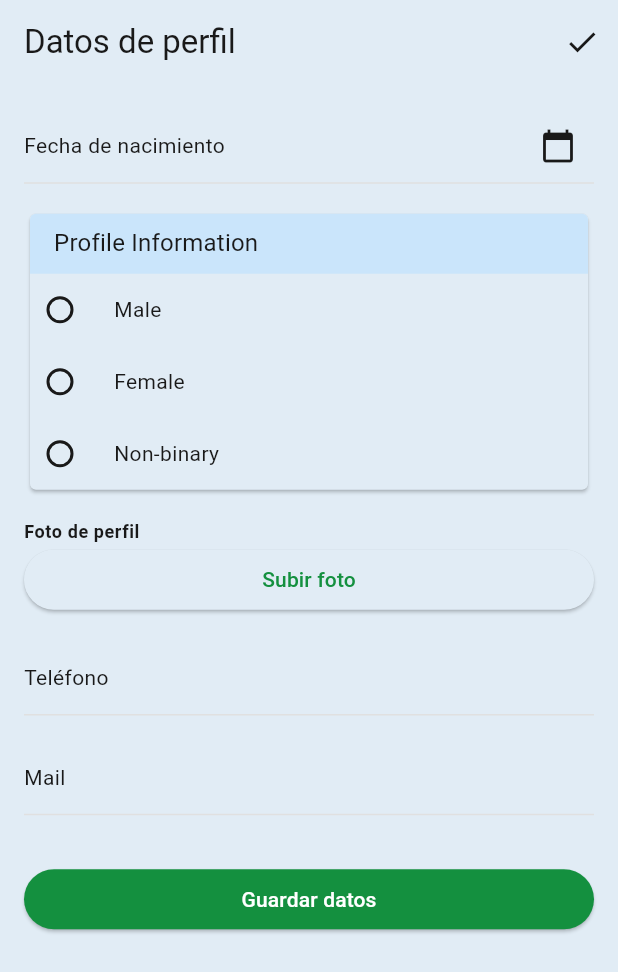
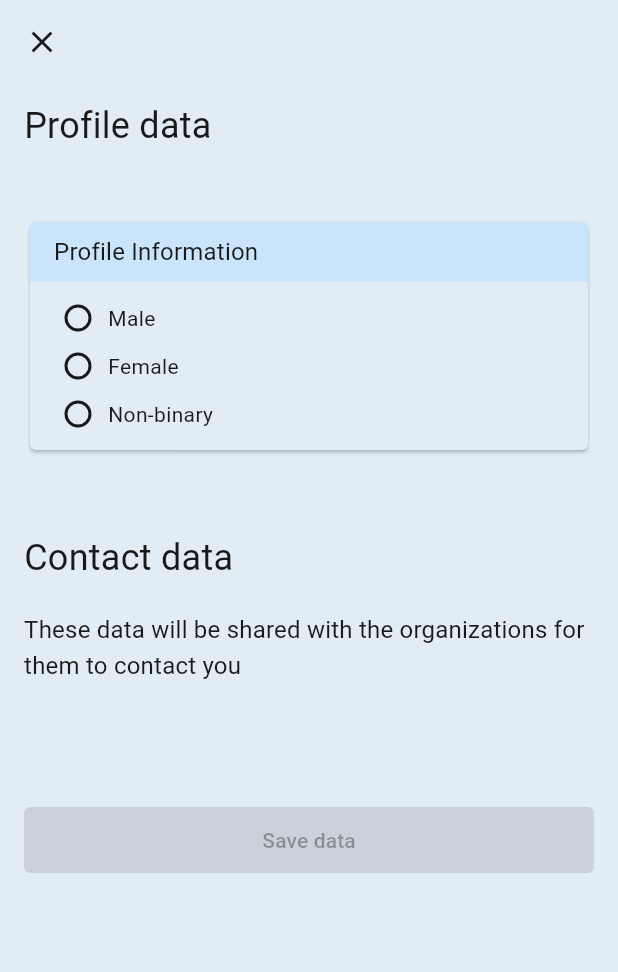
Before and after one commit to ImNotGone/TP_DAMM, a Flutter app: the ProfileEditScreen screen opened by its route, on a phone screen of 412 x 824 dp. Shown: the top 972 px of the screen. Run offline on Flutter 3.47's test engine with Material 3 defaults, Android fonts, the phone set to English and light mode, and no system bars; our stand-ins replace cloud_firestore, firebase_auth, firebase_core, firebase_storage, flutter_hooks, flutter_markdown and 7 more; accounts and stored records are empty; generated files the repository leaves out were written again.

Commit message:
ref: reorder view + fix radio card

```diff
--- a/lib/home/presentation/profile_edit_screen.dart
+++ b/lib/home/presentation/profile_edit_screen.dart
@@ -3,13 +3,16 @@ import 'dart:io';
 
 import 'package:flutter/material.dart';
 import 'package:flutter_hooks/flutter_hooks.dart';
+import 'package:go_router/go_router.dart';
 import 'package:hooks_riverpod/hooks_riverpod.dart';
 import 'package:intl/intl.dart';
 import 'package:image_picker/image_picker.dart';
 import 'package:ser_manos_mobile/shared/cells/cards/info_card.dart';
+import 'package:ser_manos_mobile/shared/molecules/buttons/filled.dart';
 import '../../auth/domain/app_user.dart';
 import '../../providers/service_providers.dart';
 import '../../providers/user_provider.dart';
+import 'package:flutter_gen/gen_l10n/app_localizations.dart';
 
 class ProfileEditScreen extends HookConsumerWidget {
   const ProfileEditScreen({super.key});
@@ -84,17 +87,59 @@ class ProfileEditScreen extends HookConsumerWidget {
 
     return Scaffold(
       appBar: AppBar(
-        title: const Text('Datos de perfil'),
-        actions: [
-          IconButton(
-            icon: const Icon(Icons.check),
-            onPressed: saveProfile,
-          ),
-        ],
+        leading: IconButton(
+            onPressed: ()  => context.pop(),
+            icon: const Icon(Icons.close),
+        ),
       ),
       body: Padding(
         padding: const EdgeInsets.all(16.0),
-        child: Form(
+        child: Column(
+          crossAxisAlignment: CrossAxisAlignment.start,
+          children: [
+            Text(
+              AppLocalizations.of(context)!.profileData,
+              style: Theme.of(context).textTheme.headlineLarge,
+            ),
+            const SizedBox(height: 24),
+            // TODO: date field
+            const SizedBox(height: 24),
+            ProfileInfoCard(onGenderSelected: _handleGenderSelection),
+            const SizedBox(height: 24),
+            // TODO: ProfilePictureCard
+            const SizedBox(height: 32),
+            Text(
+              AppLocalizations.of(context)!.contactData,
+              style: Theme.of(context).textTheme.headlineLarge,
+            ),
+            const SizedBox(height: 24),
+            Text(
+              AppLocalizations.of(context)!.contactDataDetail,
+              style: Theme.of(context).textTheme.titleMedium,
+            ),
+            const SizedBox(height: 24),
+            // TODO: cellphoneField
+            const SizedBox(height: 24),
+            // TODO: emailField
+            const SizedBox(height: 32),
+            UtilFilledButton(
+                onPressed: null,
+                text: AppLocalizations.of(context)!.saveData
+            ),
+            const SizedBox(height: 16),
+          ],
+        )
+      ),
+    );
+  }
+
+  void _handleGenderSelection(String gender) {
+    debugPrint(gender);
+  }
+}
+
+/*
+Form(
           child: ListView(
             children: <Widget>[
               TextFormField(
@@ -153,7 +198,4 @@ class ProfileEditScreen extends HookConsumerWidget {
             ],
           ),
         ),
-      ),
-    );
-  }
-}
+ */
--- a/lib/l10n/app_en.arb
+++ b/lib/l10n/app_en.arb
@@ -44,5 +44,9 @@
   "confirm": "Confirm",
   "youAreApplyingTo": "You are applying to",
   "sureToLogOut": "Are you sure you want to log out?",
-  "logOut": "Log out"
+  "logOut": "Log out",
+  "profileData": "Profile data",
+  "contactData": "Contact data",
+  "contactDataDetail": "These data will be shared with the organizations for them to contact you",
+  "saveData": "Save data"
 }
--- a/lib/l10n/app_es.arb
+++ b/lib/l10n/app_es.arb
@@ -44,5 +44,9 @@
   "confirm": "Confirmar",
   "youAreApplyingTo": "Te estas por postualar a",
   "sureToLogOut": "¿Estás seguro que quieres cerrar sesión?",
-  "logOut": "Cerrar sesión"
+  "logOut": "Cerrar sesión",
+  "profileData": "Datos de perfil",
+  "contactData": "Datos de contacto",
+  "contactDataDetail": "Estos datos serán compartidos con la organización para ponerse en contacto contigo",
+  "saveData": "Guardar datos"
 }
--- a/lib/shared/cells/cards/info_card.dart
+++ b/lib/shared/cells/cards/info_card.dart
@@ -3,7 +3,8 @@ import 'package:flutter_gen/gen_l10n/app_localizations.dart';
 import 'package:ser_manos_mobile/shared/cells/cards/blue_header_card.dart';
 
 class ProfileInfoCard extends StatefulWidget {
-  const ProfileInfoCard({super.key});
+  final void Function(String) onGenderSelected;
+  const ProfileInfoCard({super.key, required this.onGenderSelected});
 
   @override
   ProfileInfoCardState createState() => ProfileInfoCardState();
@@ -16,32 +17,55 @@ class ProfileInfoCardState extends State<ProfileInfoCard> {
   Widget build(BuildContext context) {
     return BlueHeaderCard(
       title: AppLocalizations.of(context)!.profileInfo,
+        child:
+        Padding(
+          padding: const EdgeInsets.symmetric(horizontal: 16, vertical: 8),
           child: Column(
             crossAxisAlignment: CrossAxisAlignment.start,
             children: [
-            _buildRadioButton(context, label: AppLocalizations.of(context)!.male),
-            _buildRadioButton(context, label: AppLocalizations.of(context)!.female),
-            _buildRadioButton(context, label: AppLocalizations.of(context)!.nonBinary)
+              _buildRadioButton(context, label: AppLocalizations.of(context)!.male, value: 'male'),
+              _buildRadioButton(context, label: AppLocalizations.of(context)!.female, value: 'female'),
+              _buildRadioButton(context, label: AppLocalizations.of(context)!.nonBinary, value: 'nonBinary')
             ],
+          ),
         ),
     );
   }
 
-  Widget _buildRadioButton(BuildContext context, {required String label}) {
-    return
-      RadioListTile<String>(
-        title: Text(label, style: Theme.of(context).textTheme.bodyLarge,),
-        value: label,
-        groupValue: selectedGender,
-        onChanged: (value) {
+  Widget _buildRadioButton(BuildContext context, {required String label, required String value}) {
+    return InkWell(
+      onTap: () {
         setState(() {
           selectedGender = value;
         });
+        widget.onGenderSelected(value);
       },
-        dense: true,
-        activeColor: Theme.of(context).colorScheme.primary,
-        hoverColor: Theme.of(context).colorScheme.primary,
-        contentPadding: EdgeInsets.zero,
+      child: Container (
+          height: 32,
+          padding: const EdgeInsets.symmetric(horizontal: 4),
+          child: Row(
+            mainAxisAlignment: MainAxisAlignment.start,
+            children: [
+              SizedBox(
+                width: 24,
+                height: 24,
+                // TODO: make it green when unselected
+                child: Radio(
+                  value: value,
+                  groupValue: selectedGender,
+                  onChanged: (String? newValue) {
+                    setState(() {
+                      selectedGender = newValue;
+                    });
+                    widget.onGenderSelected(newValue!);
+                  },
+                ),
+              ),
+              const SizedBox(width: 8),
+              Text(label, style: Theme.of(context).textTheme.bodyLarge)
+            ],
+          ),
+        )
     );
   }
 }
```
Lines whose indentation alone changed are shown as unchanged.
